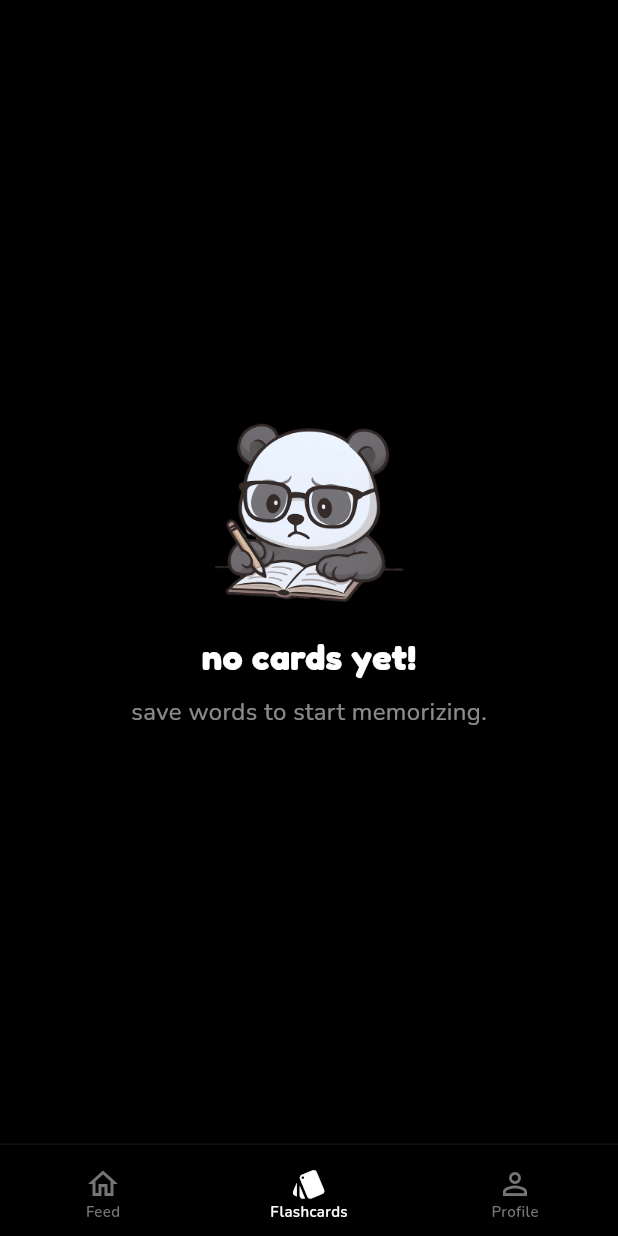
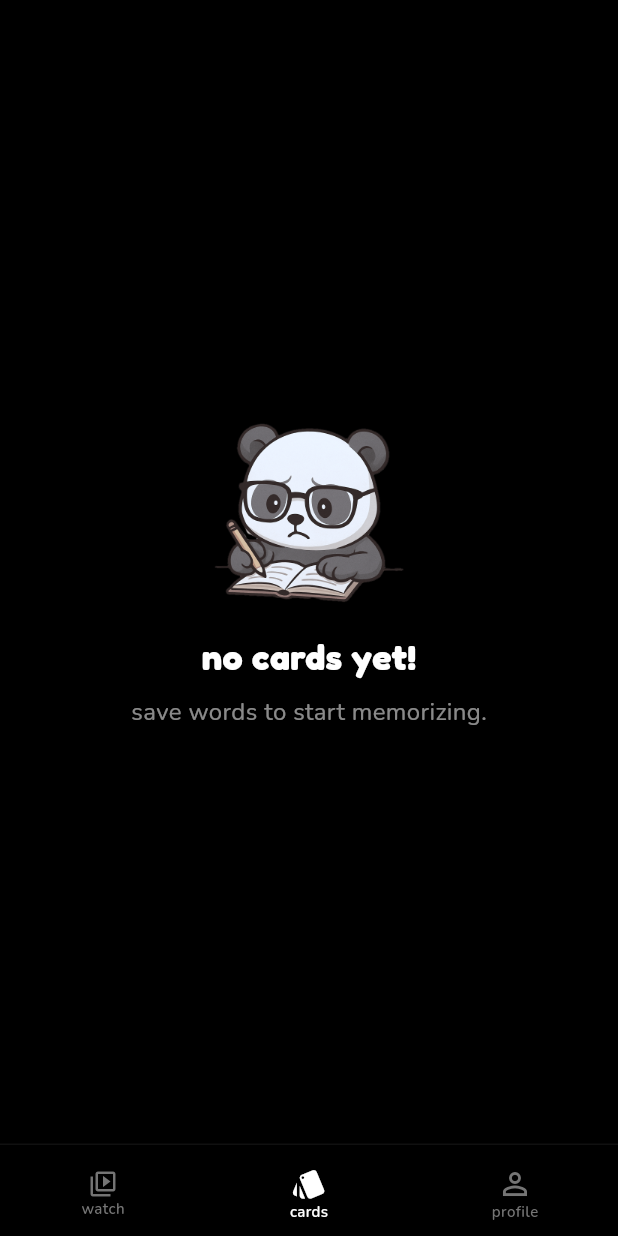
Before and after one commit to davidtran/pandascroll, a Flutter app: the screen it shows once a user with an empty profile is signed in, item 2 of the bottom bar chosen, on a phone screen of 412 x 824 dp. Run offline on Flutter 3.47's test engine with Material 3 defaults, Android fonts, the light colour scheme and no system bars; our stand-ins replace confetti, flutter_card_swiper, flutter_local_notifications, flutter_riverpod, font_awesome_flutter, google_sign_in and 10 more; missing offline and left inert: flutter_langdetect, pointer_interceptor, record, tutorial_coach_mark, webview_flutter_android, webview_flutter_wkwebview; accounts and stored records are empty; network calls fail.

Commit message:
update app

```diff
--- a/lib/src/features/feed/presentation/views/feed_view.dart
+++ b/lib/src/features/feed/presentation/views/feed_view.dart
@@ -3,6 +3,8 @@ import 'package:flutter_riverpod/flutter_riverpod.dart';
 import '../../../../core/theme/app_colors.dart';
 import '../../../../core/theme/app_dimens.dart';
 import '../controllers/video_controller.dart';
+import '../../data/video_status_repository.dart';
+
 import '../widgets/daily_goal/language_level_widget.dart';
 import 'package:pointer_interceptor/pointer_interceptor.dart';
 import '../widgets/interaction_panel.dart';
@@ -180,7 +182,11 @@ class _VideoPageFeed extends ConsumerWidget {
   @override
   Widget build(BuildContext context, WidgetRef ref) {
     // OPTIMIZATION 3: Select specifically what we need.
-    final videos = ref.watch(videoFeedProvider.select((s) => s.videos));
+    final allVideos = ref.watch(videoFeedProvider.select((s) => s.videos));
+    final blockedVideos = ref.watch(blockedVideosProvider);
+    final videos = allVideos
+        .where((v) => !blockedVideos.contains(v.id))
+        .toList();
     final currentIndex = ref.watch(
       videoFeedProvider.select((s) => s.currentIndex),
     );
--- a/lib/src/features/feed/presentation/widgets/daily_goal/language_level_widget.dart
+++ b/lib/src/features/feed/presentation/widgets/daily_goal/language_level_widget.dart
@@ -12,6 +12,7 @@ class LanguageLevelWidget extends ConsumerWidget {
   @override
   Widget build(BuildContext context, WidgetRef ref) {
     final profile = ref.watch(userLanguageProfileProvider).value;
+    print(profile);
     if (profile == null) return const SizedBox.shrink();
     final pawAsync = ref.watch(pawProvider);
     final pawState = pawAsync.value;
--- a/lib/src/features/feed/presentation/widgets/players/youtube_player.dart
+++ b/lib/src/features/feed/presentation/widgets/players/youtube_player.dart
@@ -13,6 +13,7 @@ class YouTubePlayer extends StatelessWidget {
   final Function(double) onCurrentTime;
   final Function(bool) onStateChange;
   final VoidCallback onEnded;
+  final Function(String error)? onError;
 
   const YouTubePlayer({
     super.key,
@@ -21,6 +22,7 @@ class YouTubePlayer extends StatelessWidget {
     required this.onCurrentTime,
     required this.onStateChange,
     required this.onEnded,
+    this.onError,
     this.seekStream,
   });
 
@@ -35,6 +37,7 @@ class YouTubePlayer extends StatelessWidget {
         onCurrentTime: onCurrentTime,
         onStateChange: onStateChange,
         onEnded: onEnded,
+        onError: onError,
         seekStream: seekStream,
       );
     } else {
@@ -44,6 +47,7 @@ class YouTubePlayer extends StatelessWidget {
         onCurrentTime: onCurrentTime,
         onStateChange: onStateChange,
         onEnded: onEnded,
+        onError: onError,
         seekStream: seekStream,
       );
     }
--- a/lib/src/features/feed/presentation/widgets/players/youtube_player_web.dart
+++ b/lib/src/features/feed/presentation/widgets/players/youtube_player_web.dart
@@ -9,6 +9,7 @@ class YouTubePlayerWeb extends StatefulWidget {
   final Function(bool) onStateChange;
   final VoidCallback onEnded;
   final Stream<int>? seekStream;
+  final Function(String error)? onError;
 
   const YouTubePlayerWeb({
     super.key,
@@ -17,6 +18,7 @@ class YouTubePlayerWeb extends StatefulWidget {
     required this.onCurrentTime,
     required this.onStateChange,
     required this.onEnded,
+    this.onError,
     this.seekStream,
   });
 
@@ -58,6 +60,10 @@ class _YouTubePlayerWebState extends State<YouTubePlayerWeb> {
     // Listen to state changes
     _subscription = _controller.listen((value) {
       if (!mounted) return;
+
+      if (value.hasError) {
+        widget.onError?.call(value.error.code.toString());
+      }
 
       if (value.playerState == PlayerState.ended) {
         widget.onStateChange(false);
--- a/lib/src/features/flashcards/presentation/views/flashcards_view.dart
+++ b/lib/src/features/flashcards/presentation/views/flashcards_view.dart
@@ -11,6 +11,7 @@ import 'package:pandascroll/src/features/feed/presentation/widgets/quiz/tts_play
 import '../../../../core/theme/app_colors.dart';
 import '../../data/flashcards_repository.dart';
 import '../../domain/models/flashcard_model.dart';
+import 'package:pandascroll/src/features/profile/presentation/providers/profile_providers.dart';
 // Removed google_fonts import
 
 enum CardRating { hard, good, easy }
@@ -56,9 +57,12 @@ class _FlashcardsViewState extends ConsumerState<FlashcardsView> {
   Future<void> _loadCards() async {
     // For now, reloading calls repository directly or we can use ref.read
     final repository = ref.read(flashcardsRepositoryProvider);
+    final profile = ref.read(userProfileProvider).value;
+    final language = profile?['target_language'] ?? '';
+
     final results = await Future.wait([
-      repository.getDueFlashcards(),
-      repository.getTotalFlashcardsCount(),
+      repository.getDueFlashcards(language),
+      repository.getTotalFlashcardsCount(language),
     ]);
 
     if (mounted) {
@@ -188,6 +192,16 @@ class _FlashcardsViewState extends ConsumerState<FlashcardsView> {
     // Listen for external updates (e.g. adding a new card)
     ref.listen(flashcardsUpdateTriggerProvider, (_, __) {
       _loadCards();
+    });
+
+    // Reload when target language changes
+    ref.listen(userProfileProvider.select((v) => v.value?['target_language']), (
+      previous,
+      next,
+    ) {
+      if (previous != next) {
+        _loadCards();
+      }
     });
 
     if (_isLoading) {
--- a/lib/src/features/home/presentation/views/main_navigation_view.dart
+++ b/lib/src/features/home/presentation/views/main_navigation_view.dart
@@ -78,9 +78,9 @@ class _MainNavigationViewState extends ConsumerState<MainNavigationView> {
                 elevation: 0,
                 items: [
                   const BottomNavigationBarItem(
-                    icon: Icon(Icons.home_outlined),
-                    activeIcon: Icon(Icons.home_filled),
-                    label: 'Feed',
+                    icon: Icon(Icons.video_library_outlined, size: 20),
+                    activeIcon: Icon(Icons.video_library, size: 20),
+                    label: 'watch',
                   ),
                   BottomNavigationBarItem(
                     icon: Consumer(
@@ -101,14 +101,14 @@ class _MainNavigationViewState extends ConsumerState<MainNavigationView> {
                                 right: -4,
                                 top: -4,
                                 child: Container(
-                                  padding: const EdgeInsets.all(4),
+                                  padding: const EdgeInsets.all(2),
                                   decoration: const BoxDecoration(
                                     color: Colors.red,
                                     shape: BoxShape.circle,
                                   ),
                                   constraints: const BoxConstraints(
-                                    minWidth: 16,
-                                    minHeight: 16,
+                                    minWidth: 10,
+                                    minHeight: 10,
                                   ),
                                   child: Text(
                                     '$dueCount',
@@ -126,12 +126,12 @@ class _MainNavigationViewState extends ConsumerState<MainNavigationView> {
                       },
                     ),
                     activeIcon: const Icon(Icons.style),
-                    label: 'Flashcards',
+                    label: 'cards',
                   ),
                   const BottomNavigationBarItem(
                     icon: Icon(Icons.person_outline),
                     activeIcon: Icon(Icons.person),
-                    label: 'Profile',
+                    label: 'profile',
                   ),
                 ],
               ),
--- a/lib/src/features/profile/presentation/widgets/edit_profile_panel.dart
+++ b/lib/src/features/profile/presentation/widgets/edit_profile_panel.dart
@@ -124,7 +124,7 @@ class _EditProfilePanelState extends ConsumerState<EditProfilePanel> {
           );
 
     return InteractionPanel(
-      title: "Edit Profile",
+      title: "edit",
       onClose: widget.onClose,
       isVisible: true,
       child: Column(
--- a/lib/src/features/profile/presentation/widgets/profile_header.dart
+++ b/lib/src/features/profile/presentation/widgets/profile_header.dart
@@ -123,7 +123,7 @@ class ProfileHeader extends ConsumerWidget {
             ),
             const SizedBox(width: 8),
             Text(
-              "Learning $targetLangName",
+              "learn $targetLangName",
               style: TextStyle(
                 color: Colors.grey[600],
                 fontWeight: FontWeight.w600,
--- a/lib/src/features/profile/presentation/widgets/weekly_activity_chart.dart
+++ b/lib/src/features/profile/presentation/widgets/weekly_activity_chart.dart
@@ -32,7 +32,7 @@ class WeeklyActivityChart extends ConsumerWidget {
         // Current Day (1=Mon, 7=Sun)
         final currentWeekday = DateTime.now().weekday;
 
-        final days = ["M", "T", "W", "T", "F", "S", "S"];
+        final days = ["m", "t", "w", "t", "f", "s", "s"];
 
         return Container(
           padding: const EdgeInsets.all(24),
@@ -55,7 +55,7 @@ class WeeklyActivityChart extends ConsumerWidget {
                 mainAxisAlignment: MainAxisAlignment.spaceBetween,
                 children: [
                   const Text(
-                    "Weekly Activity",
+                    "weekly activity",
                     style: TextStyle(
                       fontSize: 18,
                       fontWeight: FontWeight.w500,
```
Also changed, not shown: lib/src/features/feed/presentation/widgets/players/youtube_player_mobile.dart (+7 -0 lines), lib/src/features/feed/presentation/widgets/quiz/word_audio_player.dart (+2 -6 lines), lib/src/features/feed/presentation/widgets/video_post.dart (+23 -0 lines), lib/src/features/flashcards/data/flashcards_repository.dart (+23 -20 lines), lib/src/features/profile/presentation/widgets/profile_settings.dart (+5 -5 lines), lib/src/features/profile/presentation/widgets/profile_stats.dart (+5 -5 lines).
